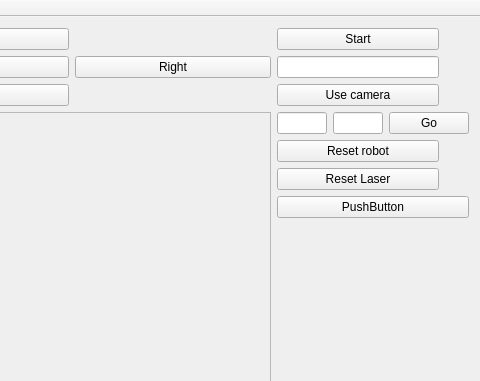
Before: the Qt Designer form HMI-main/demoRMR/mainwindow.ui in KarolFilipAdam/RMR, drawn with Qt 5; both pictures show x 340 to 820 and y 0 to 381 of the 820 by 647 pixel window.
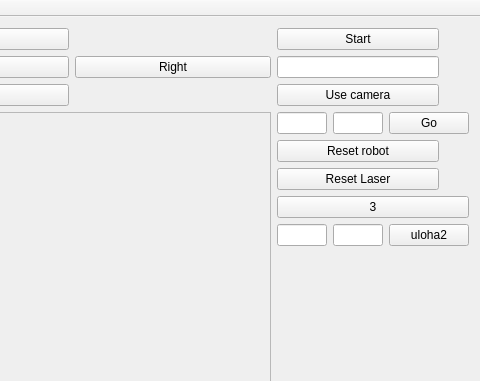
After: the same form once the commit is applied.

The edit to the form file:
```diff
--- a/HMI-main/demoRMR/mainwindow.ui
+++ b/HMI-main/demoRMR/mainwindow.ui
@@ -224,13 +224,30 @@
       <item>
        <widget class="QPushButton" name="pushButton_11">
         <property name="text">
-         <string>PushButton</string>
+         <string>3</string>
         </property>
         <property name="checkable">
          <bool>true</bool>
         </property>
        </widget>
       </item>
+      <item>
+       <layout class="QHBoxLayout" name="horizontalLayout">
+        <item>
+         <widget class="QLineEdit" name="lineEdit_7"/>
+        </item>
+        <item>
+         <widget class="QLineEdit" name="lineEdit_8"/>
+        </item>
+        <item>
+         <widget class="QPushButton" name="pushButton_12">
+          <property name="text">
+           <string>uloha2</string>
+          </property>
+         </widget>
+        </item>
+       </layout>
+      </item>
       <item>
        <spacer name="verticalSpacer">
         <property name="orientation">
```
Left out of the diff: 32 changed lines with no effect on the pictures.
